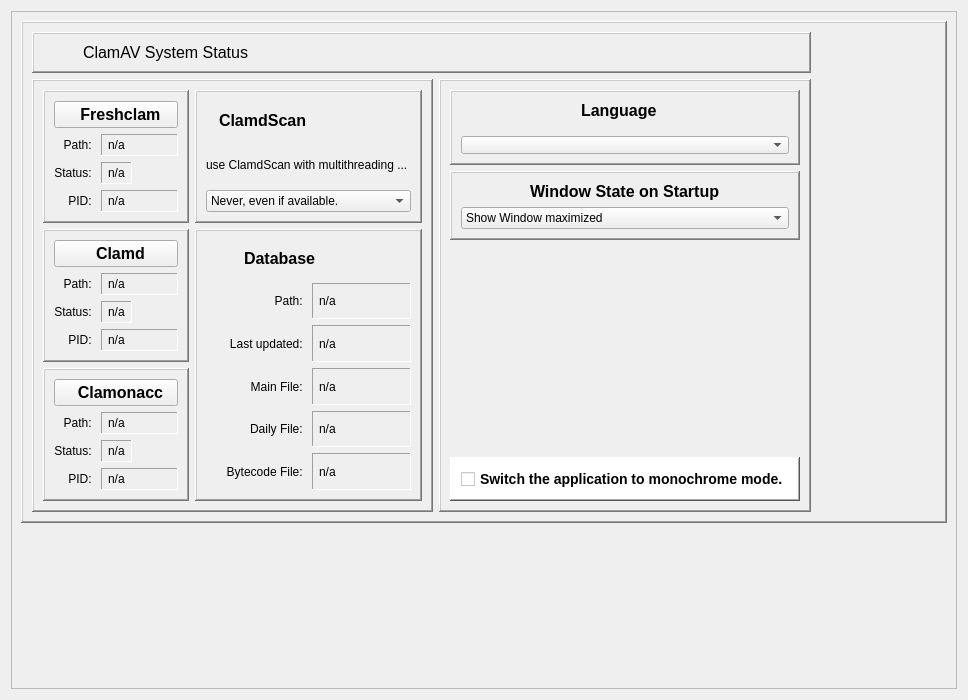
Qt form ui/setuptab.ui (robinking623/clamav-gui) before a commit.
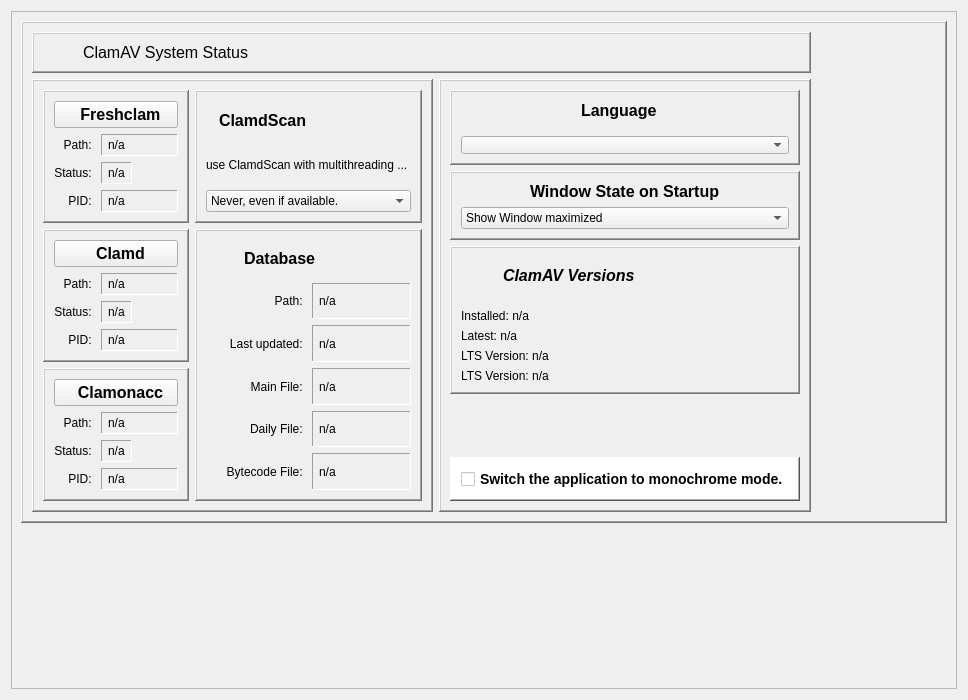
The same form after that commit. Icons and pictures are not drawn.

Commit message:
ClamAV Version Information
The setup tab shows now information about the installed scanner version and the latest version of clamav published on the clamav homepage as well als the available LTS Versions. The informations are fetched from the clamav homepage.

What changed in the file:
```diff
--- a/ui/setuptab.ui
+++ b/ui/setuptab.ui
@@ -1266,7 +1266,103 @@
              </widget>
             </item>
             <item>
-             <spacer name="verticalSpacer_3">
+             <widget class="QFrame" name="frame_3">
+              <property name="frameShape">
+               <enum>QFrame::WinPanel</enum>
+              </property>
+              <property name="frameShadow">
+               <enum>QFrame::Raised</enum>
+              </property>
+              <layout class="QVBoxLayout" name="verticalLayout_4">
+               <item>
+                <layout class="QHBoxLayout" name="horizontalLayout_2">
+                 <property name="bottomMargin">
+                  <number>10</number>
+                 </property>
+                 <item>
+                  <widget class="QLabel" name="clamavVersionHeader">
+                   <property name="minimumSize">
+                    <size>
+                     <width>36</width>
+                     <height>36</height>
+                    </size>
+                   </property>
+                   <property name="maximumSize">
+                    <size>
+                     <width>36</width>
+                     <height>36</height>
+                    </size>
+                   </property>
+                   <property name="font">
+                    <font>
+                     <pointsize>12</pointsize>
+                     <italic>true</italic>
+                     <underline>false</underline>
+                    </font>
+                   </property>
+                   <property name="text">
+                    <string/>
+                   </property>
+                   <property name="pixmap">
+                    <pixmap resource="../resources.qrc">:/icons/icons/biohazard.png</pixmap>
+                   </property>
+                   <property name="scaledContents">
+                    <bool>true</bool>
+                   </property>
+                  </widget>
+                 </item>
+                 <item>
+                  <widget class="QLabel" name="label_4">
+                   <property name="font">
+                    <font>
+                     <pointsize>-1</pointsize>
+                     <italic>true</italic>
+                     <bold>true</bold>
+                    </font>
+                   </property>
+                   <property name="styleSheet">
+                    <string notr="true">font-size:16px;font-weight:bold</string>
+                   </property>
+                   <property name="text">
+                    <string>ClamAV Versions</string>
+                   </property>
+                  </widget>
+                 </item>
+                </layout>
+               </item>
+               <item>
+                <widget class="QLabel" name="clamavInstalled">
+                 <property name="text">
+                  <string>Installed: n/a</string>
+                 </property>
+                </widget>
+               </item>
+               <item>
+                <widget class="QLabel" name="clamavLatest">
+                 <property name="text">
+                  <string>Latest: n/a</string>
+                 </property>
+                </widget>
+               </item>
+               <item>
+                <widget class="QLabel" name="clamavLTS1">
+                 <property name="text">
+                  <string>LTS Version: n/a</string>
+                 </property>
+                </widget>
+               </item>
+               <item>
+                <widget class="QLabel" name="clamavLTS2">
+                 <property name="text">
+                  <string>LTS Version: n/a</string>
+                 </property>
+                </widget>
+               </item>
+              </layout>
+             </widget>
+            </item>
+            <item>
+             <spacer name="verticalSpacer_2">
               <property name="orientation">
                <enum>Qt::Vertical</enum>
               </property>
```
The commit also changes 4 other files.
